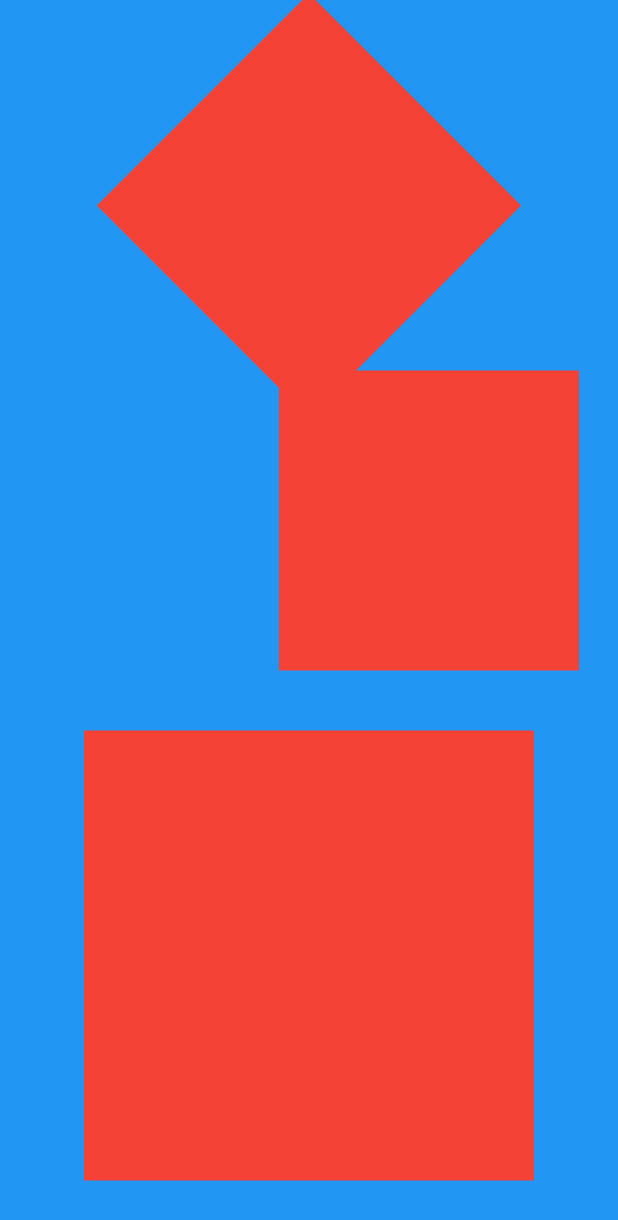
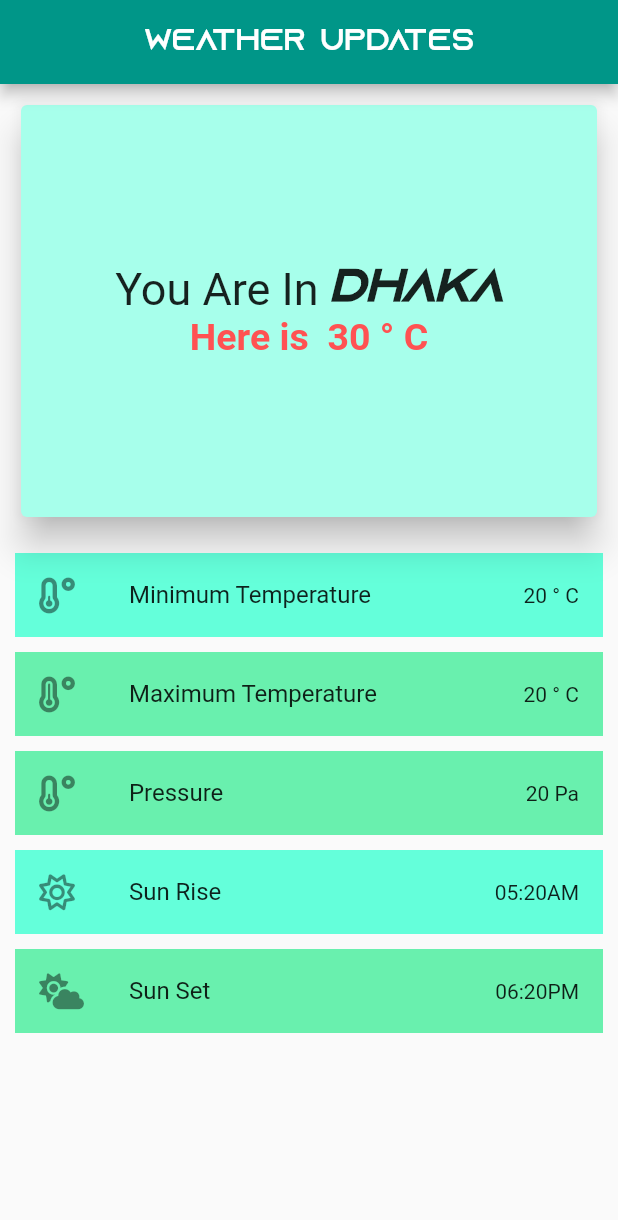
Before and after one commit to shiiishiiir/techognizeClass, a Flutter app: the screen it shows after launch, on a phone screen of 412 x 824 dp. Shown: the top 1220 px of the screen. Run offline on Flutter 3.47's test engine with Material 2 defaults, Android fonts, the phone set to English and light mode, and no system bars; our stand-ins replace flutter_spinkit, font_awesome_flutter, liquid_swipe; missing offline and left inert: expandable_widgets; network calls fail.

Commit message:
postman Data Update http font awesome da fonts weather updates basic

```diff
--- /dev/null
+++ b/lib/APIs/WeatherApi.dart
@@ -0,0 +1,160 @@
+import 'dart:convert';
+import 'dart:ui';
+
+import 'package:flutter/material.dart';
+import 'package:font_awesome_flutter/font_awesome_flutter.dart';
+import 'package:http/http.dart' as http;
+
+class WeatherAPICall extends StatefulWidget {
+  const WeatherAPICall({Key? key}) : super(key: key);
+
+  @override
+  State<WeatherAPICall> createState() => _WeatherAPICallState();
+}
+
+class _WeatherAPICallState extends State<WeatherAPICall> {
+  var cityname, maintemp, min, max, pressure, sunrise, sunset;
+
+  Future getWeather() async {
+    final response = await http.get(Uri.parse(
+        "https://api.openweathermap.org/data/2.5/weather?q=dhaka&units=metric&appid=31a1aa0c753b5b3f511601169347af60"));
+    var showData = jsonDecode(response.body);
+
+    setState(() {
+      this.cityname = showData["name"];
+      this.maintemp = showData["main"]["temp"];
+      this.min = showData["main"]["temp_min"];
+      this.max = showData["main"]["temp_max"];
+      this.pressure = showData["main"]["pressure"];
+      this.sunrise = showData["sys"]["sunrise"];
+      this.sunset = showData["sys"]["sunset"];
+    });
+  }
+
+  @override
+  void initState() {
+    // TODO: implement initState
+    super.initState();
+    this.getWeather();
+  }
+
+  @override
+  Widget build(BuildContext context) {
+    return SafeArea(
+      child: Scaffold(
+        appBar: AppBar(
+          backgroundColor: Colors.teal,
+          title: Text(
+            "Weather Updates",
+            style: TextStyle(fontFamily: "azonix"),
+          ),
+          centerTitle: true,
+        ),
+        body: Column(
+          children: <Widget>[
+            Padding(
+              padding: const EdgeInsets.all(10.0),
+              child: Card(
+                elevation: 10,
+                color: Colors.tealAccent[100],
+                child: Container(
+                  height: MediaQuery.of(context).size.height / 3,
+                  width: MediaQuery.of(context).size.width,
+                  decoration:
+                      BoxDecoration(borderRadius: BorderRadius.circular(50)),
+                  child: Column(
+                    mainAxisAlignment: MainAxisAlignment.center,
+                    children: <Widget>[
+                      Row(
+                        mainAxisAlignment: MainAxisAlignment.center,
+                        children: <Widget>[
+                          Text(
+                            "You Are In ",
+                            style: TextStyle(fontSize: 30),
+                          ),
+                          Text(cityname != null ? cityname.toString() : "Dhaka",
+                              style: TextStyle(
+                                  fontSize: 30,
+                                  fontFamily: "azonix",
+                                  fontStyle: FontStyle.italic,
+                                  fontWeight: FontWeight.bold)),
+                        ],
+                      ),
+                      Text(
+                        maintemp != null
+                            ? "Here is " + maintemp.toString() + "\u00B0 C"
+                            : "Here is  30 \u00B0 C",
+                        style: TextStyle(
+                            fontSize: 25,
+                            fontWeight: FontWeight.bold,
+                            color: Colors.redAccent),
+                      ),
+                    ],
+                  ),
+                ),
+              ),
+            ),
+            Expanded(
+              child: ListView(
+                padding: EdgeInsets.all(10),
+                children: <Widget>[
+                  ListTile(
+                    leading: FaIcon(FontAwesomeIcons.temperatureLow),
+                    title: Text(" Minimum Temperature"),
+                    tileColor: Colors.tealAccent,
+                    trailing: Text(min != null
+                        ? min.toString() + "\u00B0 C"
+                        : "20 \u00B0 C"),
+                  ),
+                  SizedBox(
+                    height: 10,
+                  ),
+                  ListTile(
+                    leading: FaIcon(FontAwesomeIcons.temperatureHigh),
+                    title: Text(" Maximum Temperature"),
+                    tileColor: Colors.greenAccent,
+                    trailing: Text(max != null
+                        ? max.toString() + "\u00B0 C"
+                        : "20 \u00B0 C"),
+                  ),
+                  SizedBox(
+                    height: 10,
+                  ),
+                  ListTile(
+                    leading: FaIcon(FontAwesomeIcons.temperatureLow),
+                    title: Text(" Pressure "),
+                    tileColor: Colors.greenAccent,
+                    trailing: Text(pressure != null
+                        ? pressure.toString() + " Pa "
+                        : "20 Pa"),
+                  ),
+                  SizedBox(
+                    height: 10,
+                  ),
+                  ListTile(
+                    leading: FaIcon(FontAwesomeIcons.sun),
+                    title: Text(" Sun Rise"),
+                    tileColor: Colors.tealAccent,
+                    trailing: Text(sunrise != null
+                        ? sunrise.toString() + "AM "
+                        : "05:20AM"),
+                  ),
+                  SizedBox(
+                    height: 10,
+                  ),
+                  ListTile(
+                    leading: FaIcon(FontAwesomeIcons.cloudSun),
+                    title: Text(" Sun Set"),
+                    tileColor: Colors.greenAccent,
+                    trailing: Text(
+                        sunset != null ? sunset.toString() + "PM " : "06:20PM"),
+                  ),
+                ],
+              ),
+            ),
+          ],
+        ),
+      ),
+    );
+  }
+}
--- a/lib/main.dart
+++ b/lib/main.dart
@@ -4,6 +4,7 @@ import 'dart:ui';
 
 import 'package:flutter/cupertino.dart';
 import 'package:flutter/material.dart';
+import 'package:techognize/APIs/WeatherApi.dart';
 import 'package:techognize/Homepage.dart';
 import 'package:techognize/SplashScreen.dart';
 import 'package:techognize/widgetss/ContactListJson/ContactListEtc.dart';
@@ -34,7 +35,7 @@ class Shishir extends StatelessWidget {
   Widget build(BuildContext context) {
     return MaterialApp(
       debugShowCheckedModeBanner: false,
-      home: Page1(),
+      home: WeatherAPICall(),
     );
   }
 }
--- a/lib/widgetss/ContactListJson/ContactListEtc.dart
+++ b/lib/widgetss/ContactListJson/ContactListEtc.dart
@@ -22,6 +22,7 @@ class _ContactListJsonState extends State<ContactListJson> {
     setState(() {
       readyData = jsonDecode(jsonText);
     });
+    this.unfilterData = readyData;
 
     return "Succesfully Got Data";
   }
```
Also changed, not shown: pubspec.yaml (+6 -4 lines), assets/fonts/azonix.otf (added), pubspec.lock.
